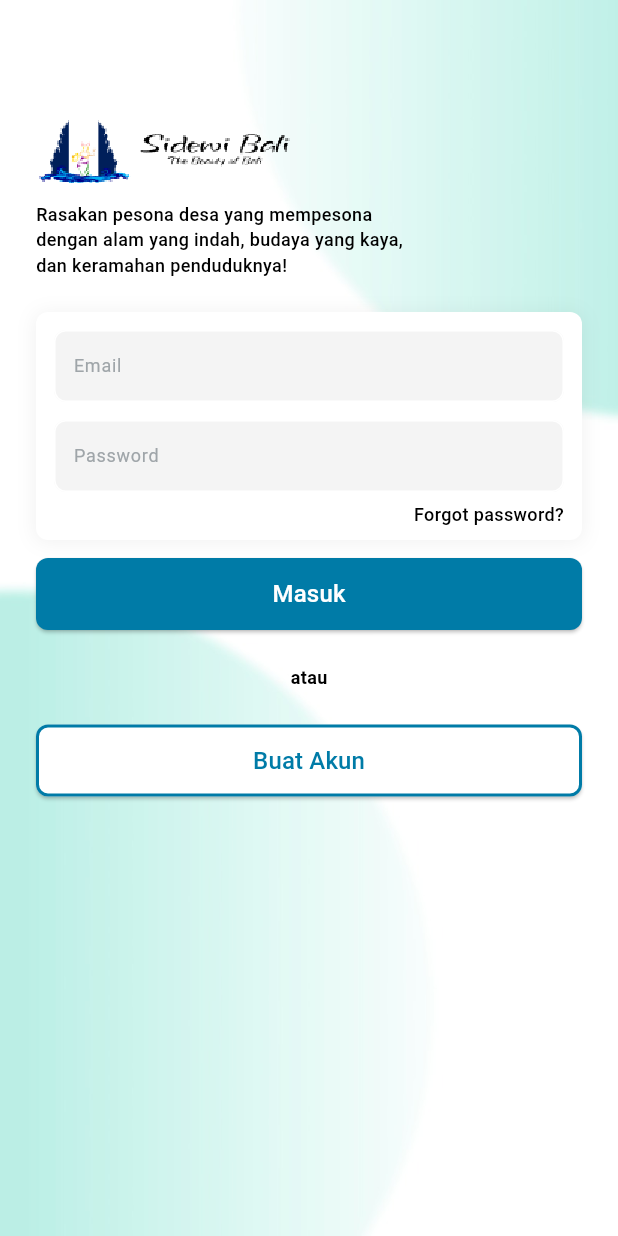
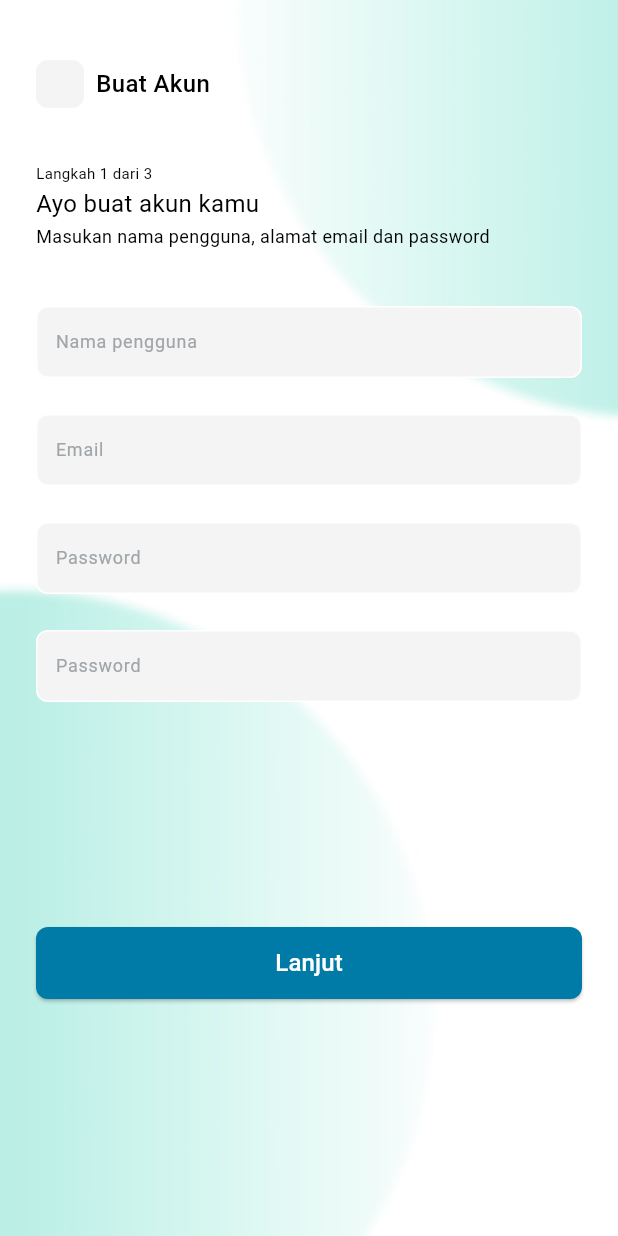
Before and after one commit to Sistem-Informasi-Desa-Wisata/sidewi-mobile-app, a Flutter app: the screen it shows after launch, on a phone screen of 412 x 824 dp. Run offline on Flutter 3.47's test engine with Material 3 defaults, Android fonts, the phone set to English and light mode, and no system bars; our stand-ins replace flutter_svg; Roboto replaces fonts that are missing (Montserrat).

Commit message:
Creat register screen

```diff
--- a/lib/ui/screens/login_screen.dart
+++ b/lib/ui/screens/login_screen.dart
@@ -1,8 +1,6 @@
 import 'package:flutter/cupertino.dart';
 import 'package:flutter/material.dart';
 import 'package:flutter/widgets.dart';
-import 'package:flutter_svg/flutter_svg.dart';
-import 'package:sidewi_mobile_app/ui/widgets/button_back_widget.dart';
 import 'package:sidewi_mobile_app/ui/widgets/button_widget.dart';
 import 'package:sidewi_mobile_app/ui/widgets/input_section_widget.dart';
 import 'package:sidewi_mobile_app/ui/widgets/text_widget.dart';
@@ -15,7 +13,8 @@ class LoginScreen extends StatelessWidget {
     return Scaffold(
       resizeToAvoidBottomInset: false,
       body: Stack(children: [
-        Container(
+        Expanded(
+          child: Container(
             width: double.infinity,
             height: double.infinity,
             decoration: BoxDecoration(
@@ -23,6 +22,7 @@ class LoginScreen extends StatelessWidget {
                 image: AssetImage('assets/images/background_decoration.jpeg'),
                 fit: BoxFit
                     .cover, // Mengisi container dengan gambar tanpa mempertahankan aspek rasio
+              ),
             ),
           ),
         ),
@@ -64,14 +64,19 @@ class LoginScreen extends StatelessWidget {
                         child: Padding(
                           padding: EdgeInsets.only(bottom: 12),
                           child: Container(
+                            height: 178,
                             child: Column(
                               children: [
-                                InputEmailWdiget(
-                                  label: "Email",
+                                Padding(
+                                  padding: const EdgeInsets.all(12),
+                                  child: InputTextWdiget(
                                     desc: "Email",
                                   ),
-                                InputPasswordWdiget(
-                                    label: "Password", desc: "Password"),
+                                ),
+                                Padding(
+                                  padding: const EdgeInsets.all(12),
+                                  child: InputPasswordWdiget(desc: "Password"),
+                                ),
                                 Row(
                                   mainAxisAlignment: MainAxisAlignment.end,
                                   children: [
@@ -82,7 +87,6 @@ class LoginScreen extends StatelessWidget {
                                 )
                               ],
                             ),
-                            height: 152,
                             decoration: BoxDecoration(
                               color: Colors.white,
                               borderRadius: BorderRadius.circular(8),
--- a/lib/ui/screens/main_screen.dart
+++ b/lib/ui/screens/main_screen.dart
@@ -1,12 +1,13 @@
 import 'package:flutter/material.dart';
 import 'package:sidewi_mobile_app/ui/screens/fake_screen.dart';
 import 'package:sidewi_mobile_app/ui/screens/login_screen.dart';
+import 'package:sidewi_mobile_app/ui/screens/register_screen.dart';
 
 class MainScreen extends StatelessWidget {
   const MainScreen({super.key});
 
   @override
   Widget build(BuildContext context) {
-    return LoginScreen();
+    return RegisterScreen();
   }
 }
--- /dev/null
+++ b/lib/ui/screens/register_screen.dart
@@ -0,0 +1,116 @@
+import 'package:flutter/cupertino.dart';
+import 'package:flutter/material.dart';
+import 'package:sidewi_mobile_app/ui/widgets/button_back_widget.dart';
+import 'package:sidewi_mobile_app/ui/widgets/button_widget.dart';
+import 'package:sidewi_mobile_app/ui/widgets/input_section_widget.dart';
+
+class RegisterScreen extends StatelessWidget {
+  const RegisterScreen({super.key});
+
+  @override
+  Widget build(BuildContext context) {
+    return Scaffold(
+      resizeToAvoidBottomInset: false,
+      body: Stack(
+        children: [
+          Container(
+            width: double.infinity,
+            height: double.infinity,
+            decoration: BoxDecoration(
+              image: DecorationImage(
+                image: AssetImage('assets/images/background_decoration.jpeg'),
+                fit: BoxFit
+                    .cover, // Mengisi container dengan gambar tanpa mempertahankan aspek rasio
+              ),
+            ),
+          ),
+          Padding(
+            padding: EdgeInsets.symmetric(horizontal: 24, vertical: 40),
+            child: Column(
+              crossAxisAlignment: CrossAxisAlignment.start,
+              children: [
+                Row(
+                  children: [
+                    ButtonBackWidget(),
+                    SizedBox(
+                      width: 8,
+                    ),
+                    Text(
+                      "Buat Akun",
+                      style: const TextStyle(
+                        fontFamily: "Roboto",
+                        fontSize: 16,
+                        fontWeight: FontWeight.w500,
+                        color: Color(0xff000000),
+                        height: 16 / 16,
+                      ),
+                      textAlign: TextAlign.left,
+                    )
+                  ],
+                ),
+                SizedBox(
+                  height: 40,
+                ),
+                Text(
+                  "Langkah 1 dari 3",
+                  style: const TextStyle(
+                    fontFamily: "Roboto",
+                    fontSize: 10,
+                    fontWeight: FontWeight.w400,
+                    color: Color(0xff000000),
+                    height: 8 / 10,
+                  ),
+                  textAlign: TextAlign.left,
+                ),
+                Padding(
+                  padding: EdgeInsets.symmetric(vertical: 8),
+                  child: Text(
+                    "Ayo buat akun kamu",
+                    style: const TextStyle(
+                      fontFamily: "Roboto",
+                      fontSize: 16,
+                      fontWeight: FontWeight.w400,
+                      color: Color(0xff000000),
+                      height: 16 / 16,
+                    ),
+                    textAlign: TextAlign.left,
+                  ),
+                ),
+                Text(
+                  "Masukan nama pengguna, alamat email dan password ",
+                  style: const TextStyle(
+                    fontFamily: "Roboto",
+                    fontSize: 12,
+                    fontWeight: FontWeight.w400,
+                    color: Color(0xff000000),
+                    height: 12 / 12,
+                  ),
+                  textAlign: TextAlign.left,
+                ),
+                SizedBox(
+                  height: 40,
+                ),
+                InputTextWdiget(desc: "Nama pengguna"),
+                Padding(
+                  padding: EdgeInsets.symmetric(vertical: 24),
+                  child: InputTextWdiget(
+                    desc: "Email",
+                  ),
+                ),
+                InputPasswordWdiget(desc: "Password"),
+                SizedBox(
+                  height: 24,
+                ),
+                InputPasswordWdiget(desc: "Password"),
+                SizedBox(
+                  height: 150,
+                ),
+                ButtonMainWidget(label: "Lanjut")
+              ],
+            ),
+          )
+        ],
+      ),
+    );
+  }
+}
--- a/lib/ui/widgets/input_section_widget.dart
+++ b/lib/ui/widgets/input_section_widget.dart
@@ -4,25 +4,45 @@ import 'package:flutter/widgets.dart';
 import 'package:sidewi_mobile_app/colors.dart';
 import 'package:flutter_svg/flutter_svg.dart';
 
-class InputEmailWdiget extends StatelessWidget {
-  const InputEmailWdiget({super.key, required this.label, required this.desc});
+class InputTextWdiget extends StatefulWidget {
+  const InputTextWdiget({super.key, required this.desc});
 
-  final String label;
   final String desc;
+
+// State
+  @override
+  _InputTextWidgetState createState() => _InputTextWidgetState();
+}
+
+class _InputTextWidgetState extends State<InputTextWdiget> {
+  bool _isFocused = false;
 
   @override
   Widget build(BuildContext context) {
-    return Padding(
-      padding: const EdgeInsets.all(12),
-      child: Row(
+    return Row(
       children: [
         Expanded(
           child: Container(
             height: 48,
             width: 288,
             child: TextField(
+              onTap: () {
+                setState(() {
+                  _isFocused = true;
+                });
+              },
+              onSubmitted: (_) {
+                setState(() {
+                  _isFocused = false;
+                });
+              },
+              onChanged: (_) {
+                setState(() {
+                  _isFocused = true;
+                });
+              },
               decoration: InputDecoration(
-                  labelText: desc,
+                labelText: widget.desc,
                 labelStyle: TextStyle(
                   fontFamily: "Roboto",
                   fontSize: 12,
@@ -31,7 +51,74 @@ class InputEmailWdiget extends StatelessWidget {
                   height: 16 / 12,
                 ),
                 filled: true,
-                  fillColor: MyColors.mainGrey,
+                fillColor: _isFocused ? Colors.white : MyColors.mainGrey,
+                enabledBorder: OutlineInputBorder(
+                  borderRadius: BorderRadius.circular(8),
+                  borderSide: BorderSide(color: Colors.white),
+                ),
+                focusedBorder: OutlineInputBorder(
+                  borderRadius: BorderRadius.circular(8),
+                  borderSide: BorderSide(color: Colors.blue),
+                ),
+                contentPadding:
+                    EdgeInsets.symmetric(vertical: 16, horizontal: 9),
+              ),
+            ),
+          ),
+        ),
+      ],
+    );
+  }
+}
+
+// input password widget
+
+class InputPasswordWdiget extends StatefulWidget {
+  const InputPasswordWdiget({super.key, required this.desc});
+
+  final String desc;
+
+  @override
+  _InputPasswordWidgetState createState() => _InputPasswordWidgetState();
+}
+
+class _InputPasswordWidgetState extends State<InputPasswordWdiget> {
+  bool _isFocused = false;
+  bool _obscureText = true;
+
+  @override
+  Widget build(BuildContext context) {
+    return Row(
+      children: [
+        Expanded(
+          child: Container(
+            height: 48,
+            width: 288,
+            child: TextField(
+              onTap: () {
+                setState(() {
+                  _isFocused = true;
+                });
+              },
+              onSubmitted: (_) {
+                setState(() {
+                  _isFocused = false;
+                });
+              },
+              obscureText: _obscureText,
+              obscuringCharacter: '•',
+              decoration: InputDecoration(
+                labelText: widget.desc,
+                labelStyle: TextStyle(
+                  fontFamily: "Roboto",
+                  fontSize: 12,
+                  fontWeight: FontWeight.w400,
+                  color: Color(0xff9fa5a9),
+                  height: 16 / 12,
+                ),
+                filled: true,
+                fillColor:
+                    _isFocused == true ? Colors.white : MyColors.mainGrey,
                 enabledBorder: OutlineInputBorder(
                   borderRadius: BorderRadius.circular(8),
                   borderSide: BorderSide(
@@ -44,76 +131,26 @@ class InputEmailWdiget extends StatelessWidget {
                 ),
                 contentPadding:
                     EdgeInsets.symmetric(vertical: 16, horizontal: 9),
-                ),
-              ),
-            ),
-          ),
-        ],
-      ),
-    );
-  }
-}
-
-// input password widget
-
-class InputPasswordWdiget extends StatelessWidget {
-  const InputPasswordWdiget(
-      {super.key, required this.label, required this.desc});
-
-  final String label;
-  final String desc;
-
-  @override
-  Widget build(BuildContext context) {
-    return Padding(
-      padding: const EdgeInsets.symmetric(horizontal: 12),
-      child: Row(
-        children: [
-          Expanded(
-            child: Container(
-              height: 48,
-              width: 288,
-              child: TextField(
-                obscureText: true,
-                obscuringCharacter: '•',
-                decoration: InputDecoration(
-                  labelText: desc,
-                  labelStyle: TextStyle(
-                    fontFamily: "Roboto",
-                    fontSize: 12,
-                    fontWeight: FontWeight.w400,
-                    color: Color(0xff9fa5a9),
-                    height: 16 / 12,
-                  ),
-                  filled: true,
-                  fillColor: MyColors.mainGrey,
-                  enabledBorder: OutlineInputBorder(
-                    borderRadius: BorderRadius.circular(8),
-                    borderSide: BorderSide(
-                        color: Colors.white), // Outline saat tidak di-fokus
-                  ),
-                  focusedBorder: OutlineInputBorder(
-                    borderRadius: BorderRadius.circular(8),
-                    borderSide:
-                        BorderSide(color: Colors.blue), // Outline saat di-fokus
-                  ),
-                  contentPadding:
-                      EdgeInsets.symmetric(vertical: 16, horizontal: 9),
-                  suffixIcon: Padding(
-                    padding: const EdgeInsets.all(12.0),
-                    child: SvgPicture.asset(
-                      'assets/icons/ic_password_close.svg',
-                      height: 12,
-                      width: 12,
+                suffixIcon: IconButton(
+                  icon: SvgPicture.asset(
+                    _obscureText
+                        ? 'assets/icons/ic_password_hidden.svg'
+                        : 'assets/icons/ic_paswword_visible.svg',
+                    height: 24,
+                    width: 24,
                     color: Colors.grey,
                   ),
+                  onPressed: () {
+                    setState(() {
+                      _obscureText = !_obscureText;
+                    });
+                  },
                 ),
               ),
             ),
           ),
         ),
       ],
-      ),
     );
   }
 }
```
Also changed, not shown: assets/icons/ic_back.svg (added), assets/icons/ic_password_hidden.svg (renamed from assets/icons/ic_password_close.svg), assets/icons/ic_paswword_visible.svg (added). Lines whose indentation alone changed are shown as unchanged.
